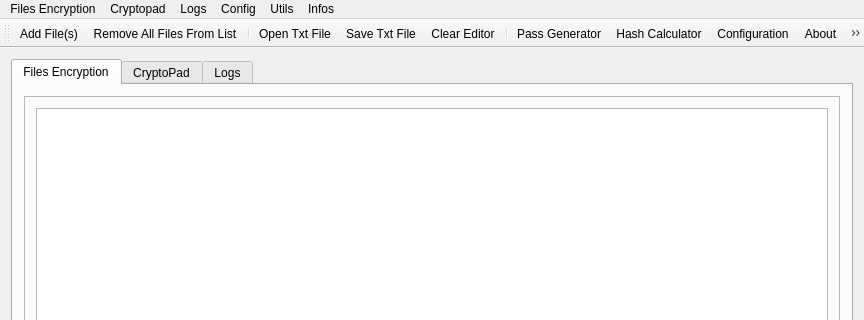
This is arsenic/mainwindow.ui in Antidote1911/arsenic as Qt 5 draws it before an edit; both pictures show x 0 to 864 and y 0 to 320 of the 864 by 581 pixel window. The edited form follows.
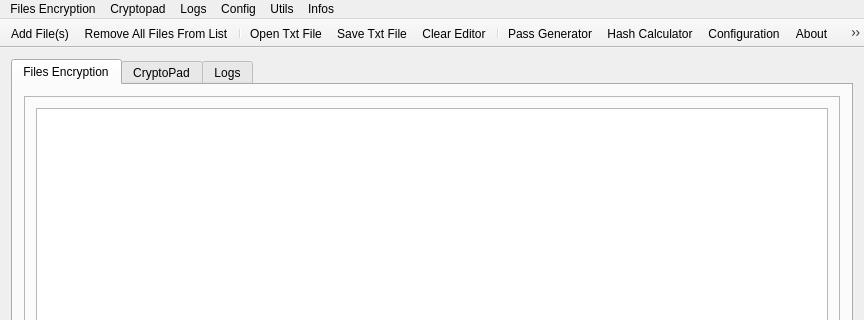
This is the edited form. Icons and pictures are not drawn.

```diff
--- a/arsenic/mainwindow.ui
+++ b/arsenic/mainwindow.ui
@@ -309,6 +309,12 @@
    <property name="windowTitle">
     <string>toolBar</string>
    </property>
+   <property name="accessibleName">
+    <string/>
+   </property>
+   <property name="movable">
+    <bool>false</bool>
+   </property>
    <property name="iconSize">
     <size>
      <width>20</width>
```
Left out of the diff: 3 changed lines with no effect on the pictures.
